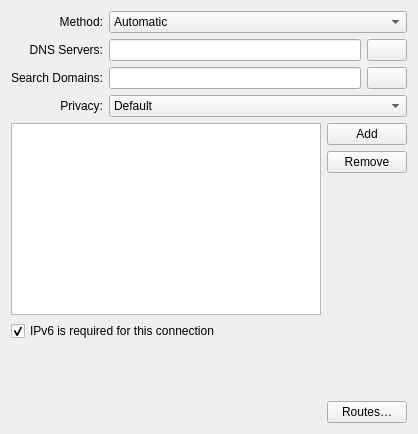
Old version of the form libs/editor/settings/ui/ipv6.ui in the repository KDE/plasma-nm.
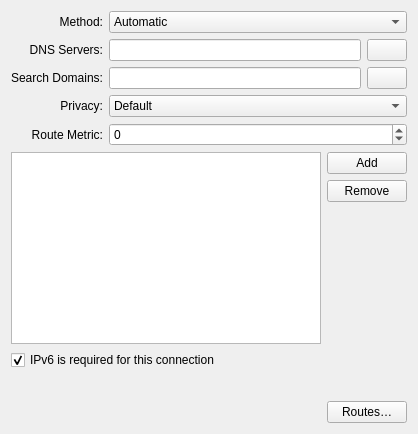
New version of the form. Icons and pictures are not drawn. Custom widgets are drawn as their Qt base class.

Commit message:
route metrics for your very own autopilot ship
Fixes my gaeming setup's setup process: https://t.me/ratijas_life/212

What changed in the file:
```diff
--- a/libs/editor/settings/ui/ipv6.ui
+++ b/libs/editor/settings/ui/ipv6.ui
@@ -23,7 +23,7 @@
    <enum>Qt::LeftToRight</enum>
   </property>
   <layout class="QGridLayout" name="gridLayout_2">
-   <item row="5" column="0" colspan="2">
+   <item row="6" column="0" colspan="2">
     <widget class="QCheckBox" name="ipv6RequiredCB">
      <property name="toolTip">
       <string>When connecting to IPv4-capable networks, allows the connection to complete if
@@ -89,7 +89,7 @@
      </item>
     </layout>
    </item>
-   <item row="4" column="0" colspan="2">
+   <item row="5" column="0" colspan="2">
     <layout class="QGridLayout" name="gridLayout">
      <item row="1" column="1">
       <widget class="QPushButton" name="btnRemove">
@@ -283,7 +283,7 @@
      </item>
     </layout>
    </item>
-   <item row="7" column="0" colspan="2">
+   <item row="8" column="0" colspan="2">
     <layout class="QHBoxLayout" name="horizontalLayout">
      <item>
       <spacer name="horizontalSpacer">
@@ -357,7 +357,55 @@
      </property>
     </widget>
    </item>
-   <item row="6" column="0" colspan="2">
+   <item row="4" column="0">
+    <widget class="QLabel" name="labelRouteMetric">
+     <property name="sizePolicy">
+      <sizepolicy hsizetype="Minimum" vsizetype="Preferred">
+       <horstretch>0</horstretch>
+       <verstretch>0</verstretch>
+      </sizepolicy>
+     </property>
+     <property name="text">
+      <string>Route Metric:</string>
+     </property>
+     <property name="alignment">
+      <set>Qt::AlignRight|Qt::AlignTrailing|Qt::AlignVCenter</set>
+     </property>
+     <property name="buddy">
+      <cstring>routeMetric</cstring>
+     </property>
+    </widget>
+   </item>
+   <item row="4" column="1">
+    <!--
+     Regular QSpinBox operates on a 4 byte signed int type,
+     which is not enough to represent 2^32-1 maximum value.
+    -->
+    <widget class="QDoubleSpinBox" name="routeMetric">
+     <property name="suffix">
+      <string/>
+     </property>
+     <property name="prefix">
+      <string/>
+     </property>
+     <property name="decimals">
+      <number>0</number>
+     </property>
+     <property name="minimum">
+      <double>-1</double>
+     </property>
+     <property name="maximum">
+      <double>4294967295</double>
+     </property>
+     <property name="toolTip">
+      <string>A score that helps choose the best path for data packets to reach their destination,
+based on factors like distance, delay, and reliability.
+
+Default value -1 means that NetworkManager gets to choose and manage the actual metric of the route.</string>
+     </property>
+    </widget>
+   </item>
+   <item row="7" column="0" colspan="2">
     <spacer name="verticalSpacer">
      <property name="orientation">
       <enum>Qt::Vertical</enum>
```
Left out of the diff: 1 changed line with no effect on the pictures. The commit also changes 4 other files.
